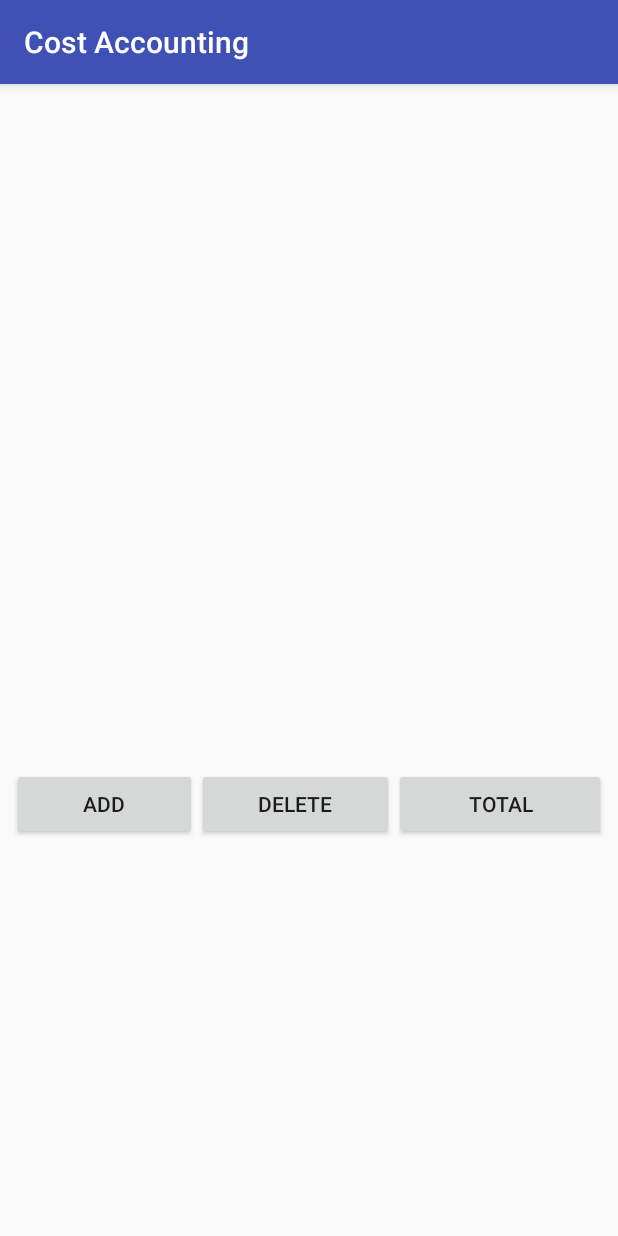
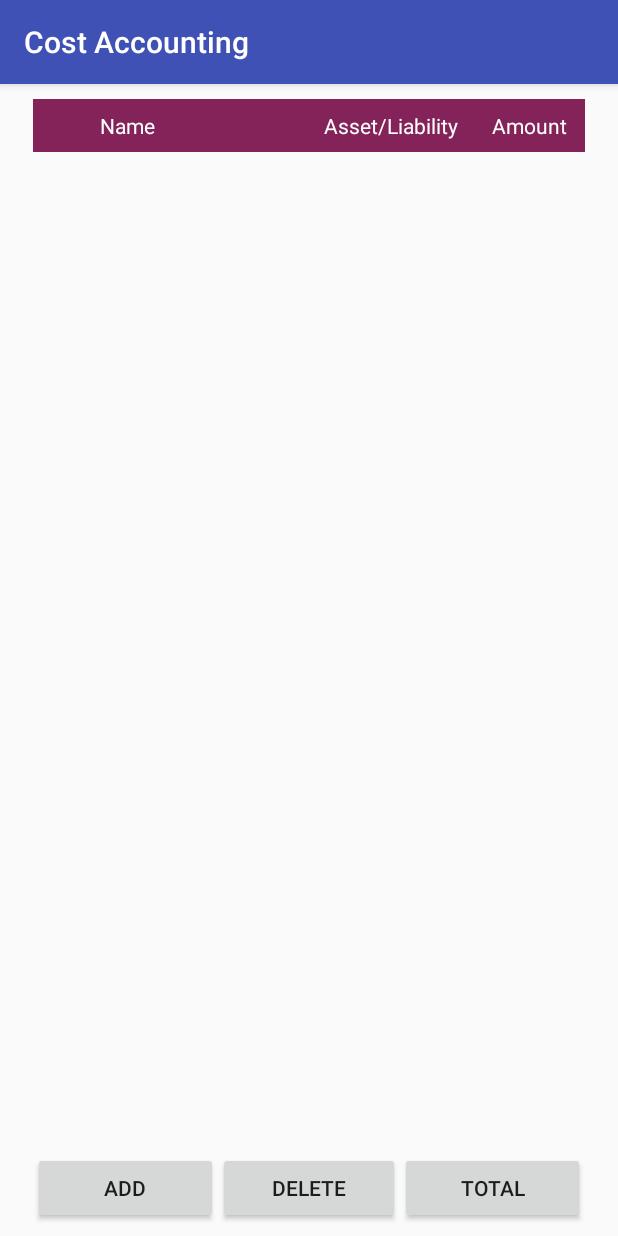
Before and after one commit to komarovn/LocalDB-android, an Android app: the screen it shows after launch (MainActivity), on a phone screen of 412 x 824 dp. Run offline under Robolectric (Android 15) with nearby library versions, the phone set to English and light mode, and no system bars.

Commit message:
Create listview and header of the table.

```diff
--- a/app/src/main/res/layout/activity_main.xml
+++ b/app/src/main/res/layout/activity_main.xml
@@ -7,44 +7,77 @@
     tools:context="com.mobile.localdb.MainActivity">
 
     <LinearLayout
-        android:layout_width="match_parent"
-        android:layout_height="match_parent"
+        android:layout_width="368dp"
+        android:layout_height="0dp"
         android:layout_marginBottom="8dp"
+        android:layout_marginTop="8dp"
+        android:gravity="bottom"
+        android:orientation="vertical"
+        android:weightSum="1"
+        app:layout_constraintBottom_toBottomOf="parent"
+        app:layout_constraintTop_toTopOf="parent"
+        app:layout_constraintVertical_bias="0.0"
+        android:layout_marginRight="8dp"
+        app:layout_constraintRight_toRightOf="parent"
         android:layout_marginLeft="8dp"
-        android:layout_marginRight="8dp"
-        android:layout_marginTop="8dp"
-        android:orientation="vertical"
-        app:layout_constraintBottom_toBottomOf="parent"
-        app:layout_constraintLeft_toLeftOf="parent"
-        app:layout_constraintRight_toRightOf="parent"
-        app:layout_constraintTop_toTopOf="parent">
-
-        <TableLayout
-            android:layout_width="match_parent"
-            android:layout_height="448dp"
-            tools:layout_editor_absoluteX="9dp"
-            tools:layout_editor_absoluteY="8dp">
-
-            <TableRow
-                android:layout_width="match_parent"
-                android:layout_height="match_parent" />
-
-            <TableRow
-                android:layout_width="match_parent"
-                android:layout_height="match_parent" />
-
-            <TableRow
-                android:layout_width="match_parent"
-                android:layout_height="match_parent" />
-
-            <TableRow
-                android:layout_width="match_parent"
-                android:layout_height="match_parent" />
-        </TableLayout>
+        app:layout_constraintLeft_toLeftOf="parent">
 
         <LinearLayout
             android:layout_width="match_parent"
+            android:layout_height="wrap_content"
+            android:background="#832359"
+            android:orientation="horizontal">
+
+            <TextView
+                android:id="@+id/checkboxColumn"
+                android:layout_width="0dp"
+                android:layout_height="wrap_content"
+                android:layout_weight="0.1"
+                android:gravity="center"
+                android:padding="8dp"
+                android:textColor="#ffffff" />
+
+            <TextView
+                android:id="@+id/nameColumn"
+                android:layout_width="0dp"
+                android:layout_height="wrap_content"
+                android:layout_weight="0.4"
+                android:gravity="center"
+                android:padding="8dp"
+                android:text="@string/name"
+                android:textAlignment="viewStart"
+                android:textColor="#ffffff" />
+
+            <TextView
+                android:id="@+id/assetLiabilityColumn"
+                android:layout_width="0dp"
+                android:layout_height="wrap_content"
+                android:layout_weight="0.3"
+                android:gravity="center"
+                android:padding="8dp"
+                android:text="@string/asset_liability"
+                android:textColor="#ffffff" />
+
+            <TextView
+                android:id="@+id/amountColumn"
+                android:layout_width="0dp"
+                android:layout_height="wrap_content"
+                android:layout_weight="0.2"
+                android:gravity="center"
+                android:padding="8dp"
+                android:text="@string/amount"
+                android:textColor="#ffffff" />
+
+        </LinearLayout>
+
+        <ListView
+            android:layout_width="match_parent"
             android:layout_height="match_parent"
+            android:layout_weight="1.03" />
+
+        <LinearLayout
+            android:layout_width="match_parent"
+            android:layout_height="wrap_content"
             android:orientation="horizontal">
 
             <Button
--- a/app/src/main/res/layout/add_new_layout.xml
+++ b/app/src/main/res/layout/add_new_layout.xml
@@ -29,6 +29,10 @@
         android:layout_marginTop="8dp"
         android:orientation="horizontal">
 
+        <RadioGroup
+            android:layout_width="match_parent"
+            android:layout_height="match_parent">
+
             <RadioButton
                 android:id="@+id/assetRadio"
                 android:layout_width="match_parent"
@@ -42,6 +46,7 @@
                 android:layout_height="wrap_content"
                 android:layout_weight="1"
                 android:text="Liability" />
+        </RadioGroup>
 
     </LinearLayout>
 
--- a/app/src/main/res/values/strings.xml
+++ b/app/src/main/res/values/strings.xml
@@ -1,3 +1,6 @@
 <resources>
     <string name="app_name">Cost Accounting</string>
+    <string name="amount">Amount</string>
+    <string name="asset_liability">Asset/Liability</string>
+    <string name="name">Name</string>
 </resources>
```
Also changed, not shown: app/src/main/java/com/mobile/localdb/model/Cost.java (added, +40 -0 lines), app/src/main/res/drawable/cell.xml (added, +14 -0 lines), app/src/main/res/layout/table_row.xml (added, +50 -0 lines). Lines whose indentation alone changed are shown as unchanged.
